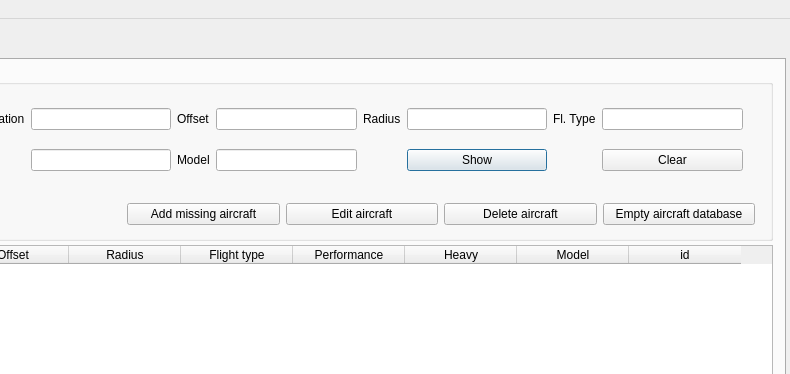
Qt form ScheduleUi/MainWindow.ui (kantooon/ScheduleViewer) before a commit; both pictures show x 280 to 1070 and y 0 to 374 of the 1070 by 740 pixel window.
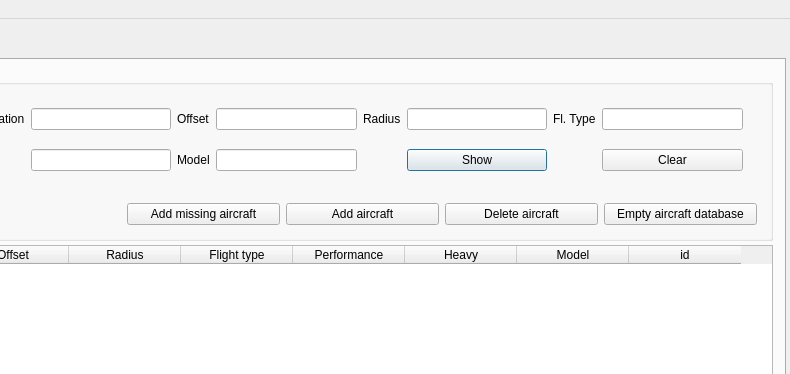
The same form after that commit. The open tabs and pages were chosen to show the change. Icons and pictures are not drawn.

Commit message: Support for "Add $stuff to database" via form

```diff
--- a/ScheduleUi/MainWindow.ui
+++ b/ScheduleUi/MainWindow.ui
@@ -846,7 +846,7 @@
         <rect>
          <x>395</x>
          <y>126</y>
-         <width>628</width>
+         <width>630</width>
          <height>46</height>
         </rect>
        </property>
@@ -861,7 +861,7 @@
         <item>
          <widget class="QPushButton" name="editAircraftButton">
           <property name="text">
-           <string>Edit aircraft</string>
+           <string>Add aircraft</string>
           </property>
           <property name="icon">
            <iconset resource="../resources.qrc">
```
Left out of the diff: 10 changed lines with no effect on the pictures. The commit also changes 3 other files.
